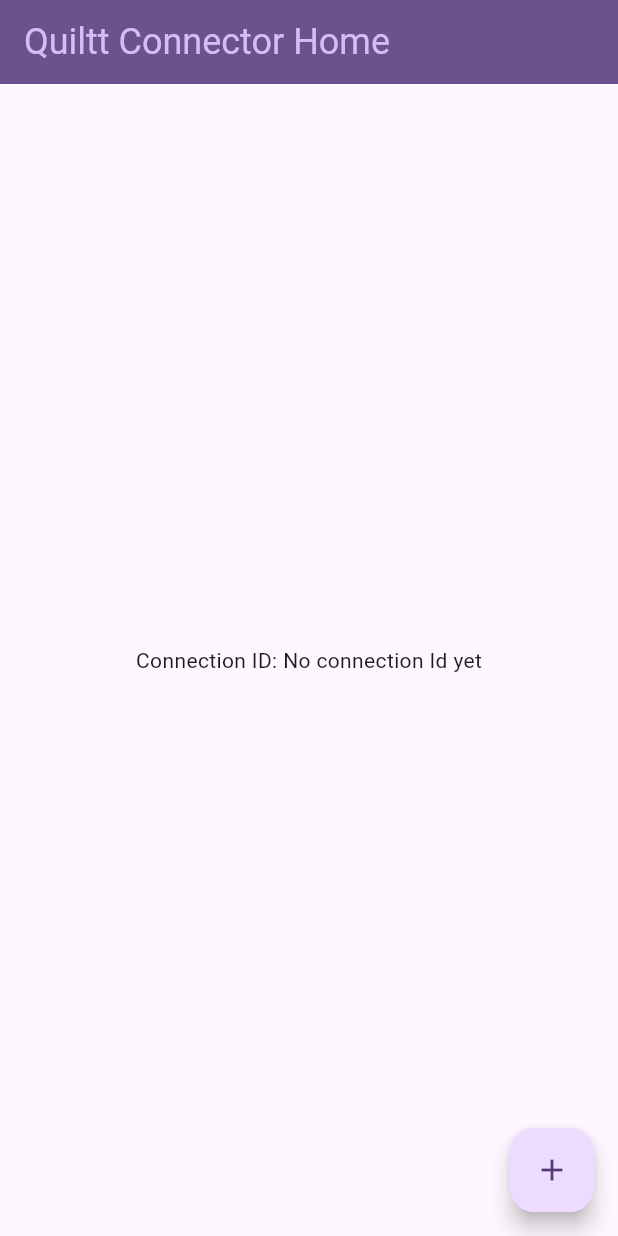
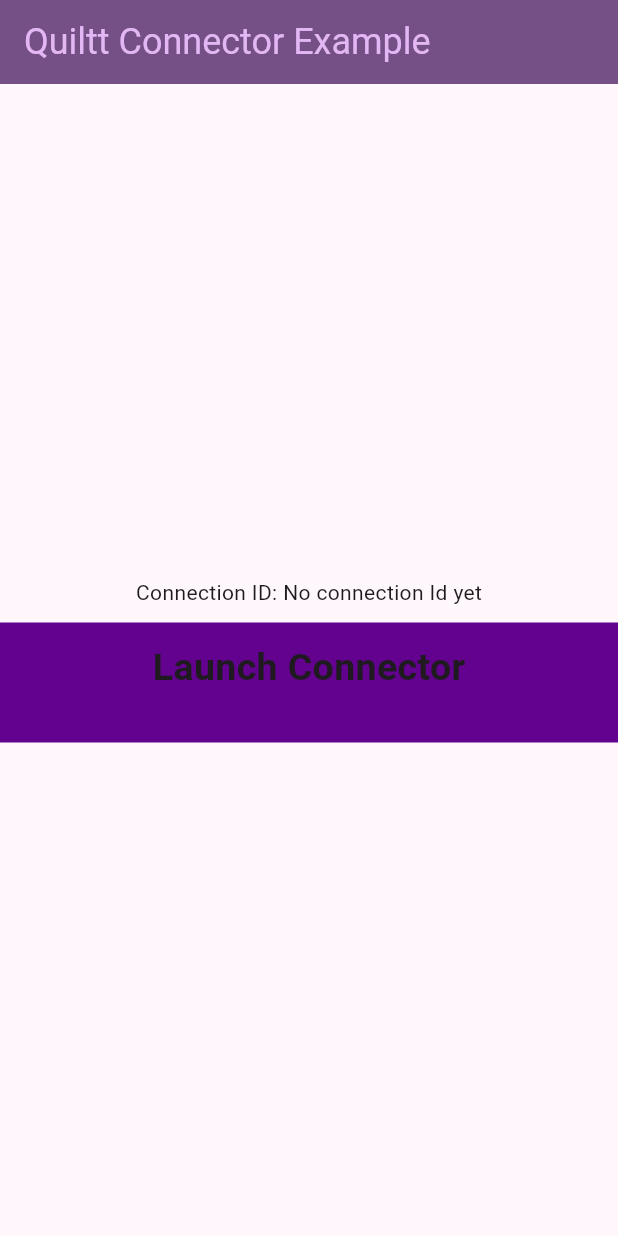
Before and after one commit to quiltt/quiltt-flutter, a Flutter app: the screen it shows after launch, on a phone screen of 412 x 824 dp. Run offline on Flutter 3.47's test engine with Material 2 defaults, Android fonts, the phone set to English and light mode, and no system bars; our stand-ins replace webview_flutter.

Commit message:
WIP - improve example app

```diff
--- /dev/null
+++ b/example/lib/components/bottom_button.dart
@@ -0,0 +1,30 @@
+import 'package:flutter/material.dart';
+import 'constants.dart';
+
+class BottomButton extends StatelessWidget {
+  const BottomButton(
+      {super.key, required this.onTap, required this.buttonTitle});
+
+  final VoidCallback onTap;
+  final String buttonTitle;
+
+  @override
+  Widget build(BuildContext context) {
+    return GestureDetector(
+      onTap: onTap,
+      child: Container(
+        color: kQuilttPurple,
+        margin: const EdgeInsets.only(top: 10.0),
+        padding: const EdgeInsets.only(bottom: 20.0),
+        width: double.infinity,
+        height: kBottomContainerHeight,
+        child: Center(
+          child: Text(
+            buttonTitle,
+            style: kLargeButtonTextStyle,
+          ),
+        ),
+      ),
+    );
+  }
+}
--- a/example/lib/main.dart
+++ b/example/lib/main.dart
@@ -1,6 +1,8 @@
 import 'package:flutter/material.dart';
 import 'package:quiltt_connector/quiltt_connector.dart';
 import 'package:quiltt_connector/configuration.dart';
+import './components/bottom_button.dart';
+import './components/constants.dart';
 
 void main() {
   runApp(const MyApp());
@@ -30,10 +32,10 @@ class MyApp extends StatelessWidget {
         //
         // This works for code too, not just values: Most code changes can be
         // tested with just a hot reload.
-        colorScheme: ColorScheme.fromSeed(seedColor: Colors.purple.shade900),
+        colorScheme: ColorScheme.fromSeed(seedColor: kQuilttPurple),
         useMaterial3: true,
       ),
-      home: const MyHomePage(title: 'Quiltt Connector Home'),
+      home: const MyHomePage(title: 'Quiltt Connector Example'),
     );
   }
 }
@@ -66,27 +68,20 @@ class _MyHomePageState extends State<MyHomePage> {
   }
 
   _launchConnector() {
-    String token = "token";
-
     QuilttConnectorConfiguration config = QuilttConnectorConfiguration(
-        connectorId: "connectorId",
+        connectorId: "yldluevd9q",
         oauthRedirectUrl: "quilttexample://open.flutter.app");
 
     debugPrint(
         '_launchConnector: ${config.connectorId}, $config.oauthRedirectUrl');
     QuilttConnector quilttConnector = QuilttConnector();
-    quilttConnector.authenticate(token);
-    quilttConnector.connect(context, config, onEvent: (event) {
-      debugPrint("onEvent: ${event.eventMetadata}");
-    }, onExit: (event) {
-      debugPrint("onExit: ${event.eventMetadata}");
+    quilttConnector.connect(context, config, onExit: (event) {
+      debugPrint("onExit: ${event.type}");
+      debugPrint("onExit: ${event.eventMetadata.connectorId}");
     }, onExitSuccess: (event) {
-      debugPrint("onExitSuccess: ${event.eventMetadata}");
+      debugPrint("onExitSuccess: ${event.eventMetadata.connectorId}");
+      debugPrint("onExitSuccess: ${event.eventMetadata.connectionId}");
       _setConnectionId(event.eventMetadata.connectionId!);
-    }, onExitAbort: (event) {
-      debugPrint("onExitAbort: ${event.eventMetadata}");
-    }, onExitError: (event) {
-      debugPrint("onExitError: ${event.eventMetadata}");
     });
   }
 
@@ -132,13 +127,12 @@ class _MyHomePageState extends State<MyHomePage> {
             Text(
               'Connection ID: $_connectionId',
             ),
+            BottomButton(
+              onTap: _launchConnector,
+              buttonTitle: 'Launch Connector',
+            ),
           ],
         ),
-      ),
-      floatingActionButton: FloatingActionButton(
-        onPressed: _launchConnector,
-        tooltip: 'Increment',
-        child: const Icon(Icons.add),
       ), // This trailing comma makes auto-formatting nicer for build methods.
     );
   }
```
Also changed, not shown: example/lib/components/constants.dart (added, +41 -0 lines).
